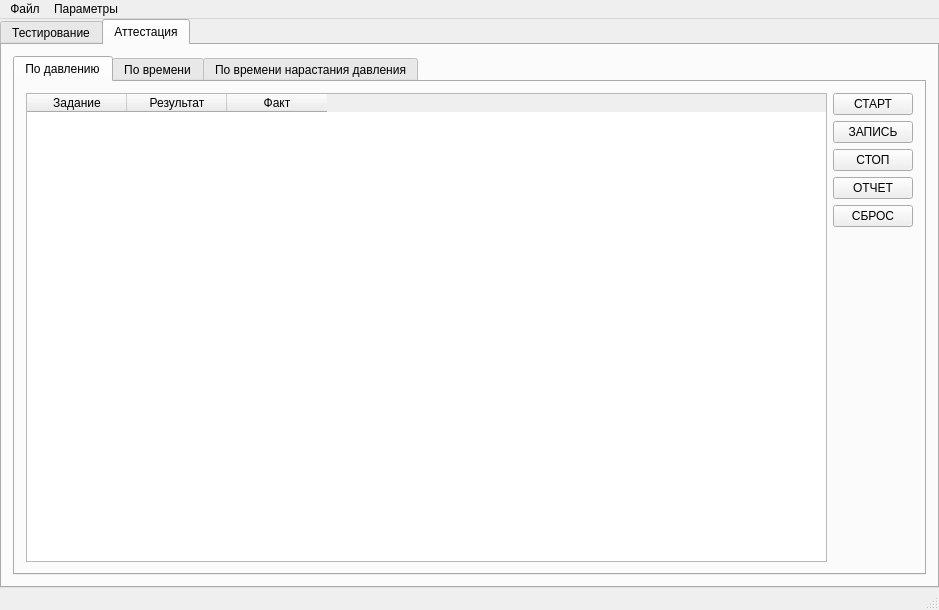
Qt form main_window.ui (firef0xff/ttm25) before a commit.
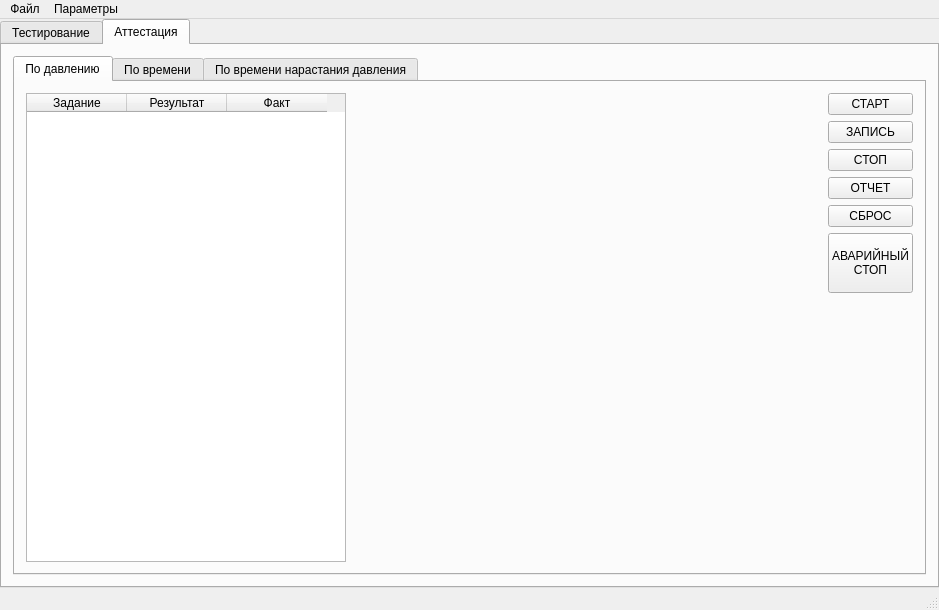
The same form after that commit. The open tabs and pages were chosen to show the change.

```diff
--- a/main_window.ui
+++ b/main_window.ui
@@ -1196,11 +1196,17 @@
             <item>
              <widget class="QTableWidget" name="tblAttPressure">
               <property name="sizePolicy">
-               <sizepolicy hsizetype="Expanding" vsizetype="Expanding">
+               <sizepolicy hsizetype="Preferred" vsizetype="Expanding">
                 <horstretch>0</horstretch>
                 <verstretch>0</verstretch>
                </sizepolicy>
               </property>
+              <property name="minimumSize">
+               <size>
+                <width>320</width>
+                <height>0</height>
+               </size>
+              </property>
               <column>
                <property name="text">
                 <string>Задание</string>
@@ -1218,6 +1224,19 @@
               </column>
              </widget>
             </item>
+            <item>
+             <widget class="QLabel" name="lATGraph">
+              <property name="sizePolicy">
+               <sizepolicy hsizetype="Expanding" vsizetype="Preferred">
+                <horstretch>0</horstretch>
+                <verstretch>0</verstretch>
+               </sizepolicy>
+              </property>
+              <property name="text">
+               <string/>
+              </property>
+             </widget>
+            </item>
             <item>
              <layout class="QVBoxLayout" name="verticalLayout_6">
               <property name="leftMargin">
@@ -1258,6 +1277,20 @@
                 </property>
                </widget>
               </item>
+              <item>
+               <widget class="QPushButton" name="bAPTerm">
+                <property name="minimumSize">
+                 <size>
+                  <width>0</width>
+                  <height>60</height>
+                 </size>
+                </property>
+                <property name="text">
+                 <string>АВАРИЙНЫЙ
+СТОП</string>
+                </property>
+               </widget>
+              </item>
               <item>
                <spacer name="verticalSpacer">
                 <property name="orientation">
```
Left out of the diff: 28 changed lines with no effect on the pictures.
